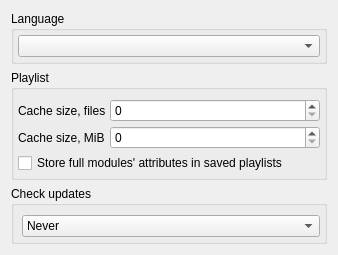
Above: apps/zxtune-qt/ui/preferences/interface.ui from vitamin-caig/zxtune before the change. Below: the same form after it.
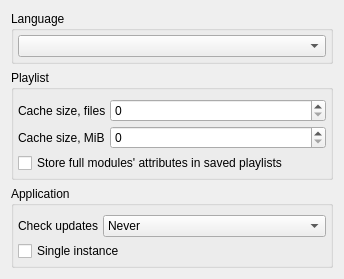
That is the form after the change.

Commit message: zxtune-qt: support single instance mode.

Patch:
```diff
--- a/apps/zxtune-qt/ui/preferences/interface.ui
+++ b/apps/zxtune-qt/ui/preferences/interface.ui
@@ -6,8 +6,8 @@
    <rect>
     <x>0</x>
     <y>0</y>
-    <width>338</width>
-    <height>229</height>
+    <width>344</width>
+    <height>246</height>
    </rect>
   </property>
   <property name="windowTitle">
@@ -103,7 +103,7 @@
    <item>
     <widget class="QGroupBox" name="updatesGroupBox">
      <property name="title">
-      <string>Check updates</string>
+      <string>Application</string>
      </property>
      <layout class="QFormLayout" name="formLayout_2">
       <property name="horizontalSpacing">
@@ -140,6 +140,23 @@
         </item>
        </widget>
       </item>
+      <item row="0" column="0">
+       <widget class="QLabel" name="updateCheckLabel">
+        <property name="text">
+         <string>Check updates</string>
+        </property>
+       </widget>
+      </item>
+      <item row="1" column="0" colspan="2">
+       <widget class="QCheckBox" name="appSingleInstance">
+        <property name="toolTip">
+         <string>Changes applied after application restart</string>
+        </property>
+        <property name="text">
+         <string>Single instance</string>
+        </property>
+       </widget>
+      </item>
      </layout>
     </widget>
    </item>
```
Left out of the diff: 2 changed lines with no effect on the pictures. The commit also changes 20 other files.
